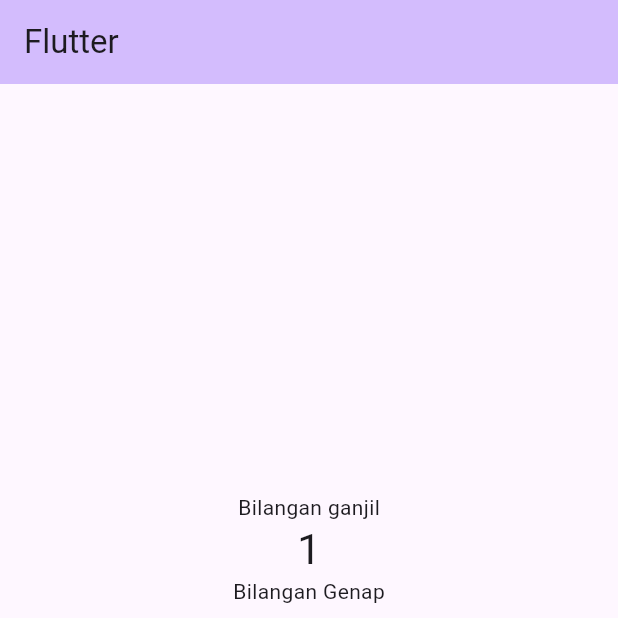
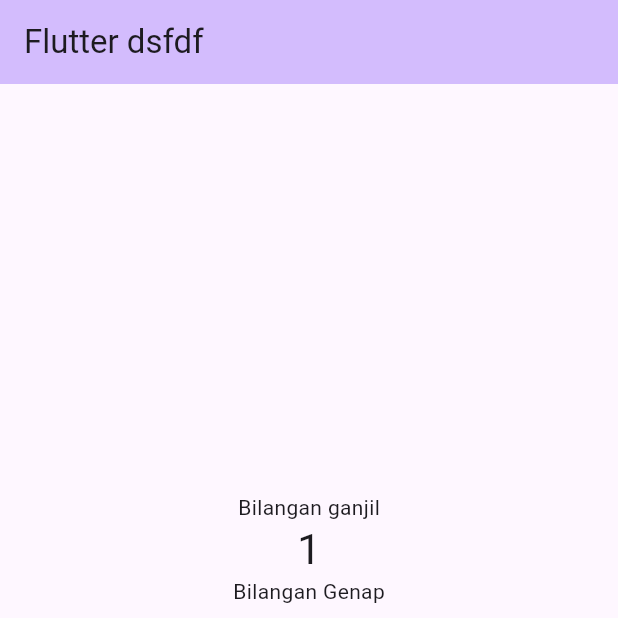
Before and after one commit to JEKI-77/flutter_basic, a Flutter app: the screen it shows after launch, on a phone screen of 412 x 824 dp, the top half of it. Run offline on Flutter 3.47's test engine with Material 3 defaults, Android fonts, the phone set to English and light mode, and no system bars.

Commit message:
firs commit

```diff
--- a/lib/main.dart
+++ b/lib/main.dart
@@ -11,12 +11,12 @@ class MyApp extends StatelessWidget {
   Widget build(BuildContext context) {
     return MaterialApp(
       debugShowCheckedModeBanner: false,
-      title: 'Flutter Basic',
+      title: 'Flutter',
       theme: ThemeData(
         colorScheme: ColorScheme.fromSeed(seedColor: Colors.deepPurple),
         useMaterial3: true,
       ),
-      home: const MyHomePage(title: 'Flutter'),
+      home: const MyHomePage(title: 'Flutter dsfdf'),
     );
   }
 }
```
